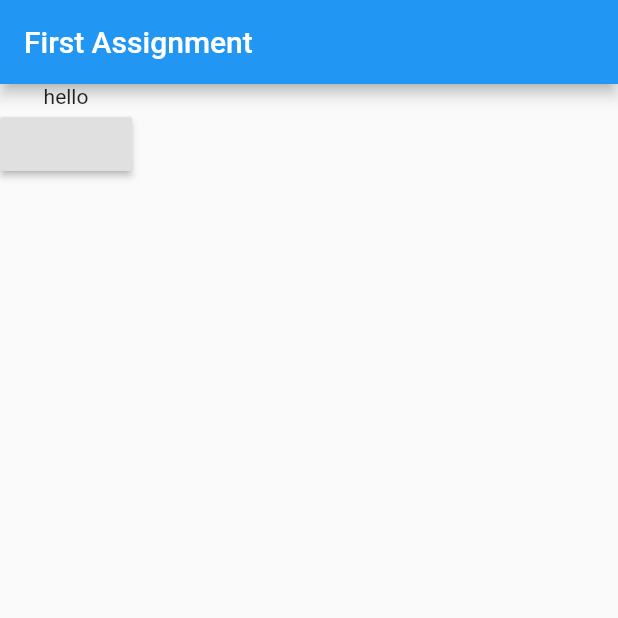
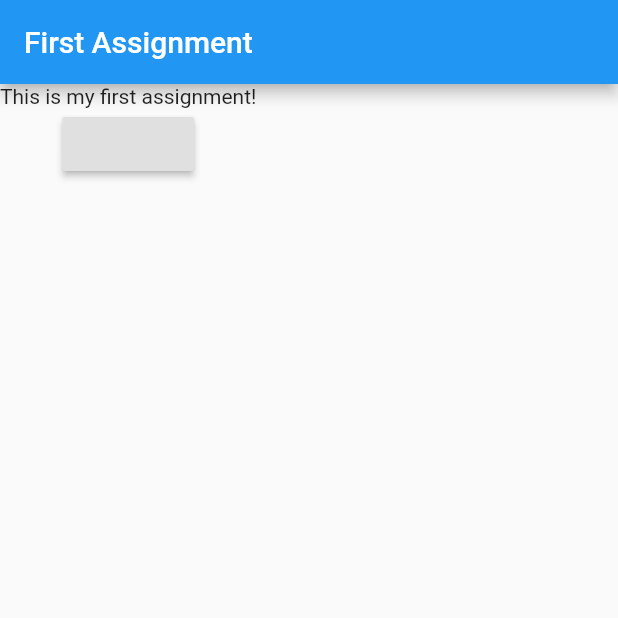
Before and after one commit to MatthieuNadeau96/Flutter_first_assignment, a Flutter app: the screen it shows after launch, on a phone screen of 412 x 824 dp, the top half of it. Run offline on Flutter 3.47's test engine with Material 2 defaults, Android fonts, the phone set to English and light mode, and no system bars.

Commit message:
refactored Step 2

```diff
--- a/lib/main.dart
+++ b/lib/main.dart
@@ -10,14 +10,7 @@ class MyApp extends StatefulWidget {
 }
 
 class MyAppState extends State<MyApp> {
-  var textIndex = 0;
-  void buttonPressed() {
-    setState(() {
-      textIndex = textIndex + 1;
-    });
-    print(textIndex);
-  }
-
+  String _mainText = 'This is my first assignment!';
   @override
   var textList = ['hello', 'hi', 'hey'];
   Widget build(BuildContext context) {
@@ -28,10 +21,12 @@ class MyAppState extends State<MyApp> {
         ),
         body: Column(
           children: [
-            Text(textList[textIndex]),
-            RaisedButton(
-              onPressed: buttonPressed,
-            ),
+            Text(_mainText),
+            RaisedButton(onPressed: () {
+              setState(() {
+                _mainText = 'This changed!';
+              });
+            }),
           ],
         ),
       ),
```
Also changed, not shown: lib/text_control.dart (added), lib/text_output.dart (added).
